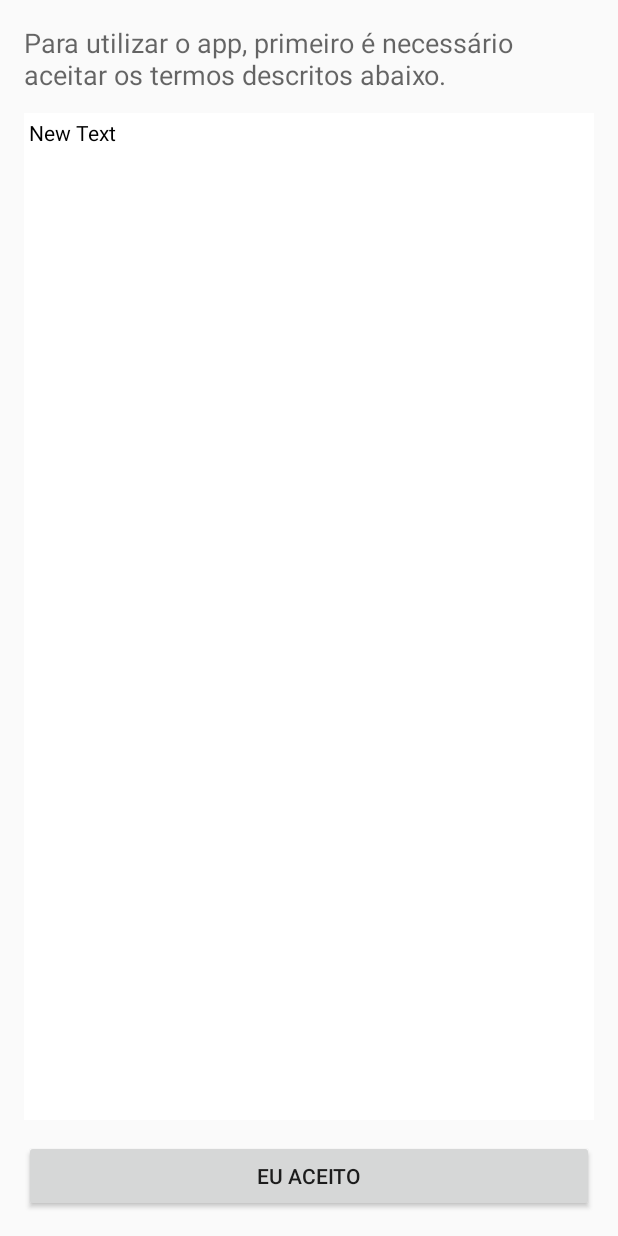
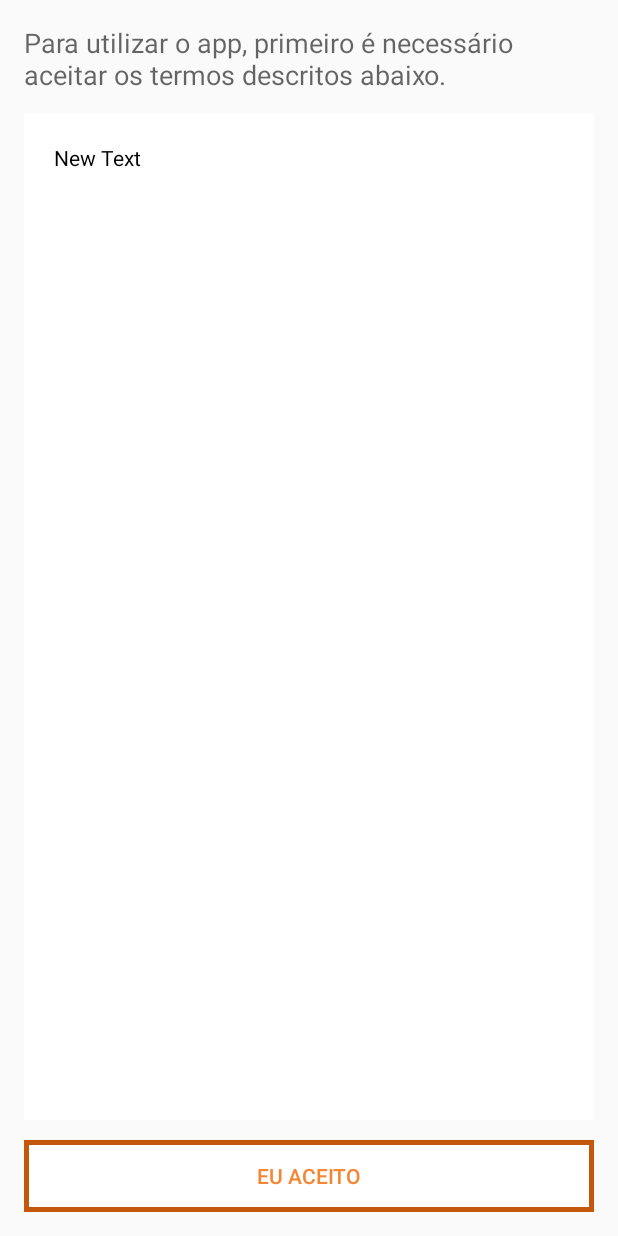
Before and after one commit to fabiomolinar/photo2me, an Android app: the layout activity_terms.xml on its own in the app's theme, with its tools: preview values and no code run, on a phone screen of 412 x 824 dp. Run offline under Robolectric (Android 15) with nearby library versions, the phone set to English and light mode, and no system bars.

Commit message:
Criando a activity de aceitar os termos de serviço.

```diff
--- a/AndroidApp/Photo2me/app/src/main/AndroidManifest.xml
+++ b/AndroidApp/Photo2me/app/src/main/AndroidManifest.xml
@@ -19,7 +19,7 @@
         </activity>
         <activity
             android:name=".TermsActivity"
-            android:theme="@style/SplashBackground">
+            android:theme="@style/SplashBackgroundInvertido">
 
         </activity>
         <activity
--- /dev/null
+++ b/AndroidApp/Photo2me/app/src/main/res/drawable/borda_quadrada_laranja.xml
@@ -0,0 +1,11 @@
+<?xml version="1.0" encoding="utf-8"?>
+<shape
+    xmlns:android="http://schemas.android.com/apk/res/android"
+    android:shape="rectangle">
+    <gradient
+        android:startColor="@color/branco"
+        android:endColor="@color/branco"/>
+    <stroke
+        android:color="@color/laranjaSemiEscuro"
+        android:width="3dp"/>
+</shape>
--- /dev/null
+++ b/AndroidApp/Photo2me/app/src/main/res/drawable/radial_background_invertido.xml
@@ -0,0 +1,11 @@
+<?xml version="1.0" encoding="utf-8"?>
+<shape
+    xmlns:android="http://schemas.android.com/apk/res/android"
+    android:shape="rectangle">
+    <gradient
+        android:type="radial"
+        android:gradientRadius="666"
+        android:startColor="@color/laranjaClaro"
+        android:endColor="@color/laranjaOficial"/>
+
+</shape>
--- /dev/null
+++ b/AndroidApp/Photo2me/app/src/main/res/drawable/splash_background_invertido.xml
@@ -0,0 +1,4 @@
+<?xml version="1.0" encoding="utf-8"?>
+<layer-list xmlns:android="http://schemas.android.com/apk/res/android">
+    <item android:drawable="@drawable/radial_background_invertido"/>
+</layer-list>
--- a/AndroidApp/Photo2me/app/src/main/res/layout/activity_terms.xml
+++ b/AndroidApp/Photo2me/app/src/main/res/layout/activity_terms.xml
@@ -33,7 +33,10 @@
         android:scrollbars="vertical"
         android:textColor="@color/preto"
         android:background="@color/branco"
-        android:padding="3dp"/>
+        android:padding="20dp"
+        android:scrollIndicators="right"
+        android:scrollbarAlwaysDrawVerticalTrack="false"
+        android:fadeScrollbars="false"/>
 
     <Button
         android:layout_width="fill_parent"
@@ -42,6 +45,8 @@
         android:id="@+id/btnAceito"
         android:layout_alignParentBottom="true"
         android:layout_centerHorizontal="true"
-        android:layout_marginTop="13dp" />
+        android:layout_marginTop="13dp"
+        android:background="@drawable/borda_quadrada_laranja"
+        android:textColor="@color/laranjaOficial"/>
 
 </RelativeLayout>
--- a/AndroidApp/Photo2me/app/src/main/res/values/styles.xml
+++ b/AndroidApp/Photo2me/app/src/main/res/values/styles.xml
@@ -20,5 +20,8 @@
     <style name="SplashBackground" parent="Theme.AppCompat.NoActionBar">
         <item name="android:windowBackground">@drawable/splash_background</item>
     </style>
+    <style name="SplashBackgroundInvertido" parent="Theme.AppCompat.NoActionBar">
+        <item name="android:windowBackground">@drawable/splash_background_invertido</item>
+    </style>
 
 </resources>
```
